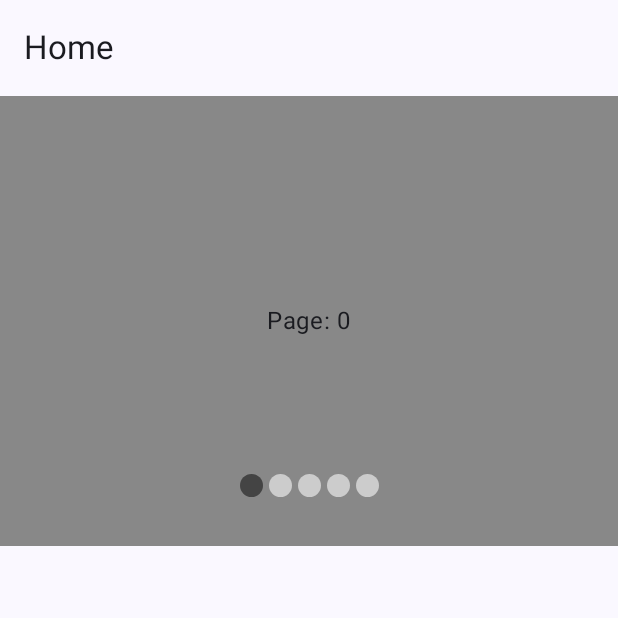
After one commit to mende273/ViewPagerComposeExamples, an Android app built with Jetpack Compose: the HorizontalPagerWithDotsIndicatorScreen screen opened through its navigation route, on a phone screen of 412 x 824 dp, the top half of it. The commit adds this screen. Run offline under Robolectric (Android 15) with nearby library versions, the phone set to English and light mode, and no system bars.

Commit message:
create HorizontalPagerWithDotsIndicatorScreen.kt

```diff
--- a/app/src/main/java/mende273/viewpagerexamples/MainActivity.kt
+++ b/app/src/main/java/mende273/viewpagerexamples/MainActivity.kt
@@ -10,7 +10,6 @@ import androidx.compose.foundation.layout.padding
 import androidx.compose.material3.ExperimentalMaterial3Api
 import androidx.compose.material3.MaterialTheme
 import androidx.compose.material3.Scaffold
-import androidx.compose.material3.Text
 import androidx.compose.runtime.Composable
 import androidx.compose.runtime.getValue
 import androidx.compose.runtime.mutableStateOf
@@ -25,6 +24,7 @@ import mende273.viewpagerexamples.ui.component.TopBar
 import mende273.viewpagerexamples.ui.screen.HomeScreen
 import mende273.viewpagerexamples.ui.screen.HorizontalPagerScreen
 import mende273.viewpagerexamples.ui.screen.HorizontalPagerWithButtonsScreen
+import mende273.viewpagerexamples.ui.screen.HorizontalPagerWithDotsIndicatorScreen
 import mende273.viewpagerexamples.ui.screen.VerticalPagerScreen
 import mende273.viewpagerexamples.ui.theme.ViewPagerComposeExamplesTheme
 
@@ -100,8 +100,8 @@ fun AppNavigation(
             HorizontalPagerWithButtonsScreen()
         }
 
-        composable(Screen.HORIZONTAL_PAGER_WITH_IMAGE_AND_DOTS.route) {
-            HorizontalPagerWithImageAndDotsScreen()
+        composable(Screen.HORIZONTAL_PAGER_WITH_DOTS_INDICATOR.route) {
+            HorizontalPagerWithDotsIndicatorScreen()
         }
 
         composable(Screen.VERTICAL_PAGER.route) {
@@ -109,8 +109,3 @@ fun AppNavigation(
         }
     }
 }
-
-@Composable
-private fun HorizontalPagerWithImageAndDotsScreen() {
-    Text(text = "HorizontalPagerWithImageAndDotsExampleScreen")
-}
--- /dev/null
+++ b/app/src/main/java/mende273/viewpagerexamples/ui/component/ViewPagerDotsIndicator.kt
@@ -0,0 +1,45 @@
+package mende273.viewpagerexamples.ui.component
+
+import androidx.compose.foundation.background
+import androidx.compose.foundation.layout.Arrangement
+import androidx.compose.foundation.layout.Box
+import androidx.compose.foundation.layout.Row
+import androidx.compose.foundation.layout.padding
+import androidx.compose.foundation.layout.size
+import androidx.compose.foundation.shape.CircleShape
+import androidx.compose.runtime.Composable
+import androidx.compose.ui.Modifier
+import androidx.compose.ui.draw.clip
+import androidx.compose.ui.graphics.Color
+import androidx.compose.ui.tooling.preview.Preview
+import androidx.compose.ui.unit.dp
+
+@Composable
+fun ViewPagerDotsIndicator(
+    modifier: Modifier = Modifier,
+    pageCount: Int,
+    currentPageIteration: Int
+) {
+    Row(
+        modifier = modifier,
+        horizontalArrangement = Arrangement.Center
+    ) {
+        repeat(pageCount) { iteration ->
+            val color =
+                if (currentPageIteration == iteration) Color.DarkGray else Color.LightGray
+            Box(
+                modifier = Modifier
+                    .padding(2.dp)
+                    .clip(CircleShape)
+                    .background(color)
+                    .size(15.dp)
+            )
+        }
+    }
+}
+
+@Preview
+@Composable
+private fun ViewPagerDotsIndicatorPreview() {
+    ViewPagerDotsIndicator(pageCount = 5, currentPageIteration = 2)
+}
--- /dev/null
+++ b/app/src/main/java/mende273/viewpagerexamples/ui/screen/HorizontalPagerWithDotsIndicatorScreen.kt
@@ -0,0 +1,43 @@
+package mende273.viewpagerexamples.ui.screen
+
+import androidx.compose.foundation.ExperimentalFoundationApi
+import androidx.compose.foundation.layout.Box
+import androidx.compose.foundation.layout.fillMaxWidth
+import androidx.compose.foundation.layout.height
+import androidx.compose.foundation.pager.HorizontalPager
+import androidx.compose.foundation.pager.rememberPagerState
+import androidx.compose.runtime.Composable
+import androidx.compose.ui.Alignment
+import androidx.compose.ui.Modifier
+import androidx.compose.ui.graphics.Color
+import androidx.compose.ui.tooling.preview.Preview
+import androidx.compose.ui.unit.dp
+import mende273.viewpagerexamples.ui.component.ViewPagerDotsIndicator
+import mende273.viewpagerexamples.ui.component.ViewPagerItem
+
+@OptIn(ExperimentalFoundationApi::class)
+@Composable
+fun HorizontalPagerWithDotsIndicatorScreen() {
+    val pagerState = rememberPagerState()
+    val pageCount = 5
+    Box(modifier = Modifier) {
+        HorizontalPager(pageCount = pageCount, state = pagerState) { page ->
+            ViewPagerItem(page = page, Color.Gray)
+        }
+
+        ViewPagerDotsIndicator(
+            Modifier
+                .height(50.dp)
+                .fillMaxWidth()
+                .align(Alignment.BottomCenter),
+            pageCount = pageCount,
+            currentPageIteration = pagerState.currentPage
+        )
+    }
+}
+
+@Preview
+@Composable
+private fun HorizontalPagerWithDotsIndicatorScreenPreview() {
+    HorizontalPagerWithDotsIndicatorScreen()
+}
--- a/app/src/main/res/values/strings.xml
+++ b/app/src/main/res/values/strings.xml
@@ -4,7 +4,7 @@
     <string name="screen_home_title">Home</string>
     <string name="screen_horizontal_pager_title">Horizontal Pager Example</string>
     <string name="screen_horizontal_pager_with_buttons_title">Horizontal Pager With Buttons Example</string>
-    <string name="screen_horizontal_pager_with_image_and_dots_title">Horizontal Pager with image and buttons example</string>
+    <string name="screen_horizontal_pager_with_dots_indicator_title">Horizontal Pager with dots indicator example</string>
     <string name="screen_vertical_pager_title">Vertical Pager Example</string>
 
     <string name="next_button">Next</string>
```
Also changed, not shown: app/src/main/java/mende273/viewpagerexamples/Screen.kt (+8 -2 lines), 1 other file.
